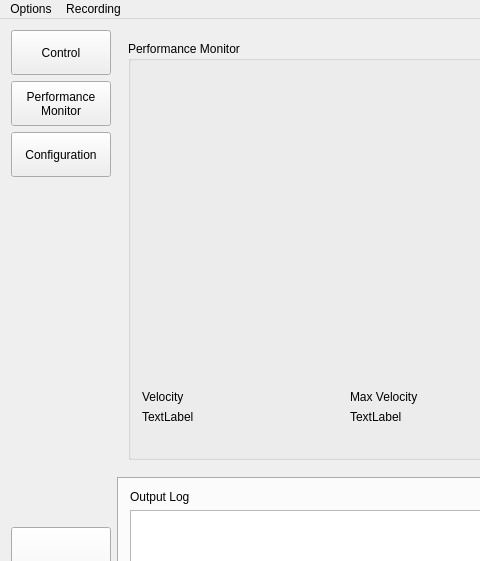
FIGS-FESS/FESSGUI, file FESS-GUI/mainwindow.ui: the form before one commit; both pictures show x 0 to 480 and y 0 to 561 of the 1190 by 710 pixel window.
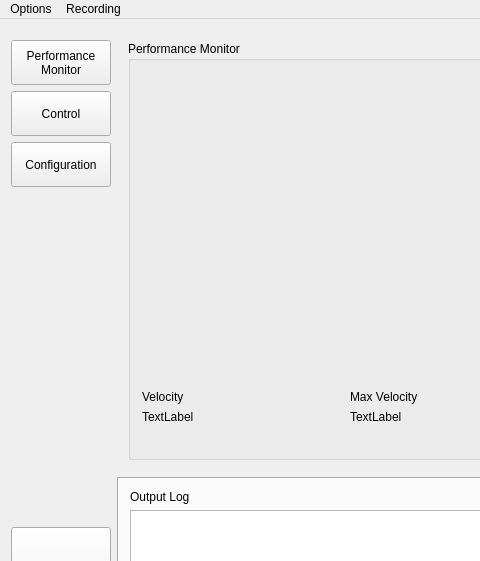
The form after the commit. Custom widgets are drawn as their Qt base class.

Diff of the .ui file:
```diff
--- a/FESS-GUI/mainwindow.ui
+++ b/FESS-GUI/mainwindow.ui
@@ -18,17 +18,20 @@
     <item row="0" column="0">
      <layout class="QVBoxLayout" name="verticalLayout">
       <item>
-       <widget class="QPushButton" name="controlButton">
-        <property name="minimumSize">
+       <spacer name="verticalSpacer">
+        <property name="orientation">
+         <enum>Qt::Vertical</enum>
+        </property>
+        <property name="sizeType">
+         <enum>QSizePolicy::Fixed</enum>
+        </property>
+        <property name="sizeHint" stdset="0">
          <size>
-          <width>0</width>
-          <height>45</height>
+          <width>20</width>
+          <height>10</height>
          </size>
         </property>
-        <property name="text">
-         <string>Control</string>
-        </property>
-       </widget>
+       </spacer>
       </item>
       <item>
        <widget class="QPushButton" name="configButton">
@@ -44,6 +47,19 @@
         </property>
        </widget>
       </item>
+      <item>
+       <widget class="QPushButton" name="controlButton">
+        <property name="minimumSize">
+         <size>
+          <width>0</width>
+          <height>45</height>
+         </size>
+        </property>
+        <property name="text">
+         <string>Control</string>
+        </property>
+       </widget>
+      </item>
       <item alignment="Qt::AlignTop">
        <widget class="QPushButton" name="performButton">
         <property name="minimumSize">
```
Left out of the diff: 1 changed line with no effect on the pictures.
